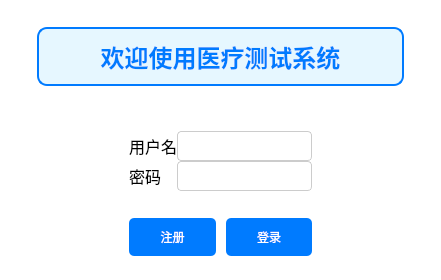
Old version of the form AppHospital/loginview.ui in the repository REI1208/Qt_work_code.
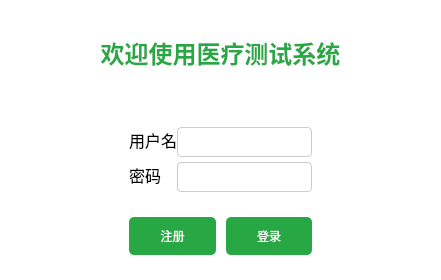
New version of the form.

```diff
--- a/AppHospital/loginview.ui
+++ b/AppHospital/loginview.ui
@@ -17,13 +17,13 @@
    <string notr="true">/* 整体窗口背景颜色 */
 QWidget {
     background-color: #ffffff; /* 白色背景 */
-    font-family: &quot;Microsoft YaHei UI&quot;, sans-serif; /* 使用微软雅黑字体 */
+    font-family: "Microsoft YaHei UI", sans-serif; /* 使用微软雅黑字体 */
     font-size: 12pt;
 }
 
 /* 窗口标题样式 */
 QWidget#DepartmentView {
-    background-color: #f0f0f0; /* 浅灰色背景 */
+    background-color: #e6f9e6; /* 绿色背景 */
     border-radius: 5px; /* 圆角 */
     padding: 20px; /* 内边距 */
 }
@@ -32,13 +32,10 @@
 QLabel#label {
     font-size: 18pt;
     font-weight: bold;
-    color: #007BFF; /* 使用蓝色字体，突出医疗主题 */
+    color: #28a745; /* 使用绿色字体 */
     margin-bottom: 20px; /* 下方留白 */
     text-align: center; /* 居中显示 */
     padding: 10px;
-    background-color: #e6f7ff; /* 浅蓝色背景，增强视觉效果 */
-    border-radius: 10px; /* 圆角 */
-    border: 2px solid #007BFF; /* 蓝色边框 */
     width: 80%; /* 标签宽度适配 */
     margin-left: auto;
     margin-right: auto;
@@ -46,13 +43,12 @@
 
 /* 按钮样式 */
 QPushButton {
-    background-color: #007BFF; /* 蓝色背景 */
+    background-color: #28a745; /* 绿色背景 */
     color: white;
     border: none;
     border-radius: 5px; /* 圆角 */
     padding: 10px 20px; /* 按钮内边距 */
     font-size: 12px;
-    cursor: pointer; /* 鼠标悬停时变成手型 */
 }
 
 /* 按钮悬停时的样式 */
@@ -64,6 +60,7 @@
 QLineEdit {
     border: 1px solid #ccc; /* 边框颜色 */
     border-radius: 4px; /* 圆角 */
+    margin-top:5px;
     padding: 5px;
     background-color: white;
     font-size: 14px;
@@ -85,8 +82,6 @@
 QSpacerItem {
     background-color: transparent;
 }
-
-
 </string>
   </property>
   <layout class="QGridLayout" name="gridLayout_3">
@@ -269,7 +264,7 @@
      <property name="sizeHint" stdset="0">
       <size>
        <width>20</width>
-       <height>25</height>
+       <height>28</height>
       </size>
      </property>
     </spacer>
```
Left out of the diff: 9 changed lines with no effect on the pictures.
